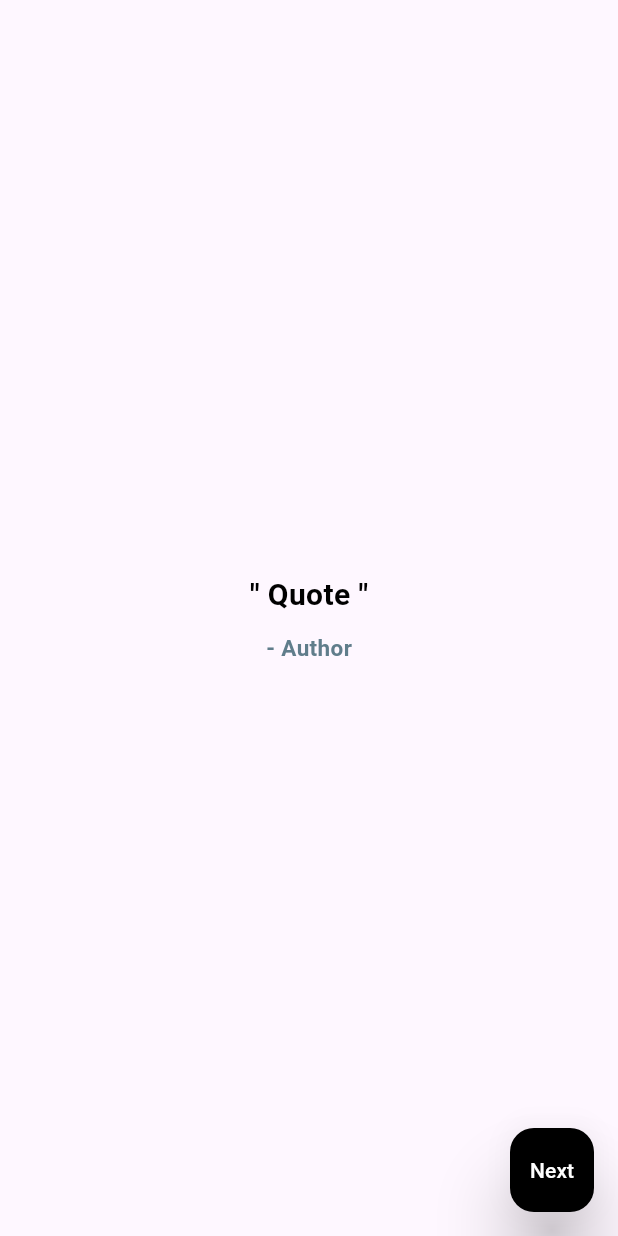
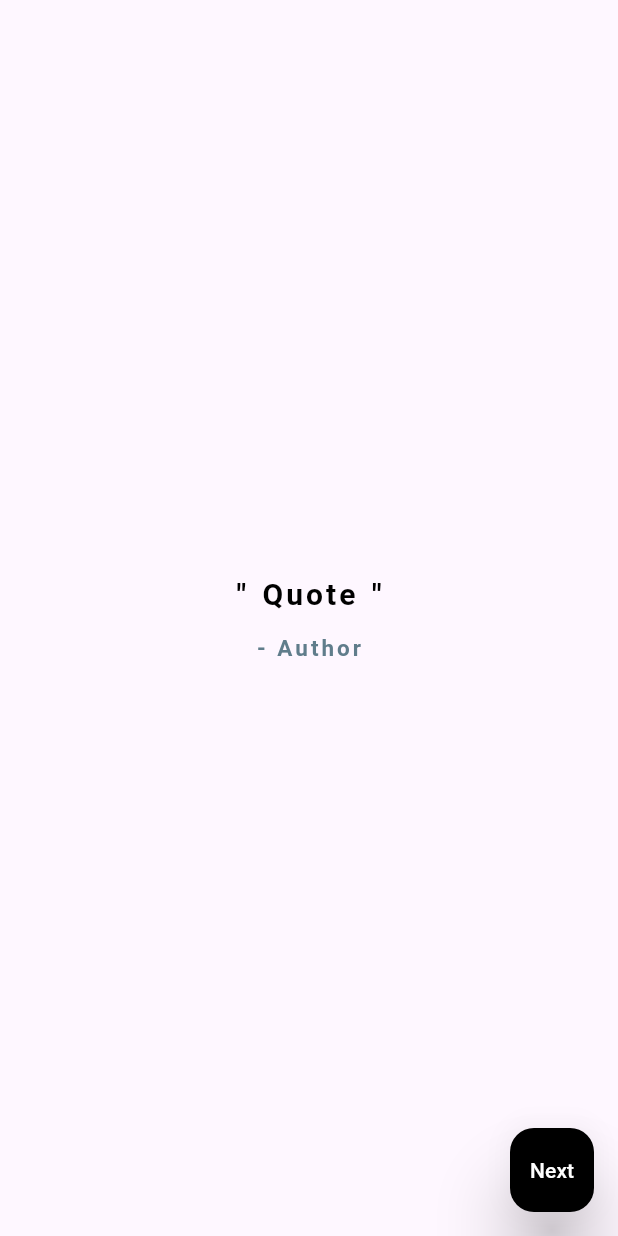
Before and after one commit to abdullakvm/api_fetching_examples, a Flutter app: the screen it shows after launch, on a phone screen of 412 x 824 dp. Run offline on Flutter 3.47's test engine with Material 3 defaults, Android fonts, the light colour scheme and no system bars.

Commit message:
api_integration_examples

```diff
--- a/lib/view/show_quotes/show_quotes.dart
+++ b/lib/view/show_quotes/show_quotes.dart
@@ -30,7 +30,10 @@ class ShowQuotes extends StatelessWidget {
             children: [
               Text(
                 '" ${quotes.quoteconverted?["quote"] ?? "Quote"} "',
+
                 style: TextStyle(
+                  wordSpacing: 2,
+                  letterSpacing: 2,
                   color: Colors.black,
                   fontSize: 20,
                   fontWeight: FontWeight.bold,
@@ -39,6 +42,7 @@ class ShowQuotes extends StatelessWidget {
               Text(
                 "- ${quotes.quoteconverted?["author"] ?? "Author"}",
                 style: TextStyle(
+                  letterSpacing: 2,
                   color: Colors.blueGrey,
                   fontSize: 15,
                   fontWeight: FontWeight.bold,
```
